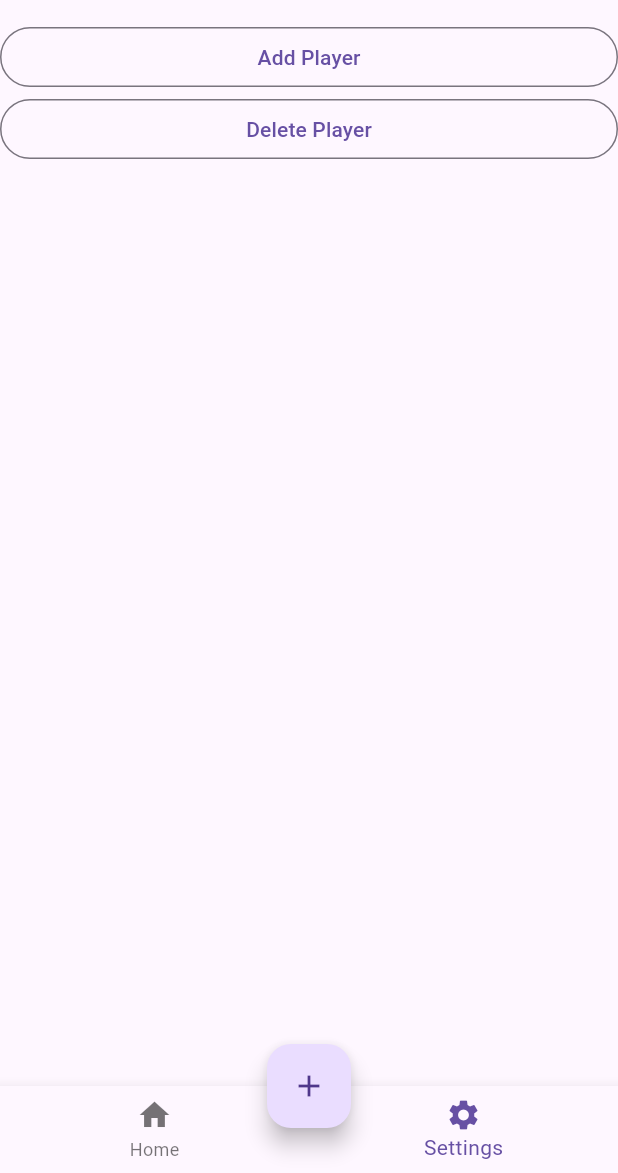
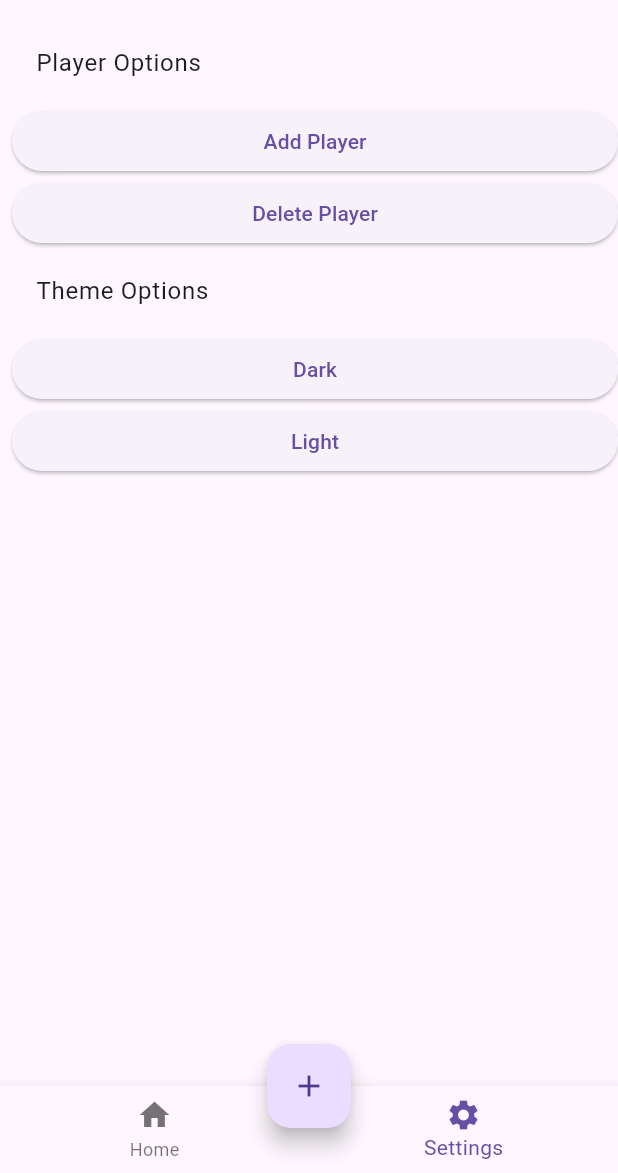
Before and after one commit to zdpel/mrping, a Flutter app: the screen it shows after launch, item 2 of the bottom bar chosen, on a phone screen of 412 x 824 dp, the part 63-1236 px from its top. Run offline on Flutter 3.47's test engine with Material 3 defaults, Android fonts, the phone set to English and light mode, and no system bars; our stand-ins replace sqflite; accounts and stored records are empty.

Commit message:
added theme change to settings page

```diff
--- a/lib/screens/settings.dart
+++ b/lib/screens/settings.dart
@@ -1,4 +1,5 @@
 import 'package:flutter/material.dart';
+import 'package:mrping/main.dart';
 import '../db/mainDB.dart';
 import '../db/player.dart';
 
@@ -11,9 +12,14 @@ class Settings extends StatelessWidget {
       appBar: AppBar(
         title: const Text("Settings"),
       ),
-      body: ListView(
+      body: Padding(
+        padding: const EdgeInsets.fromLTRB(8.0, 0, 0, 8.0),
+        child: ListView(
           children: [
-          OutlinedButton(
+            const ListTile(
+              title: Text("Player Options"),
+            ),
+            ElevatedButton(
               onPressed : () {
                 showDialog(
                   context: context,
@@ -24,7 +30,7 @@ class Settings extends StatelessWidget {
               },
               child: const Text("Add Player"),
             ),
-          OutlinedButton(
+            ElevatedButton(
               onPressed: () {
                 showDialog(
                   context: context,
@@ -34,8 +40,20 @@ class Settings extends StatelessWidget {
                 );
               },
               child: const Text("Delete Player"),
-          )
+            ),
+            const ListTile(
+              title: Text("Theme Options"),
+            ),
+            ElevatedButton(
+              onPressed: () => MyApp.of(context).changeTheme(ThemeMode.dark),
+              child: const Text('Dark'),
+            ),
+            ElevatedButton(
+              onPressed: () => MyApp.of(context).changeTheme(ThemeMode.light),
+              child: const Text('Light'),
+            ),
           ],
+        ),
       ),
     );
   }
```
Lines whose indentation alone changed are shown as unchanged.
